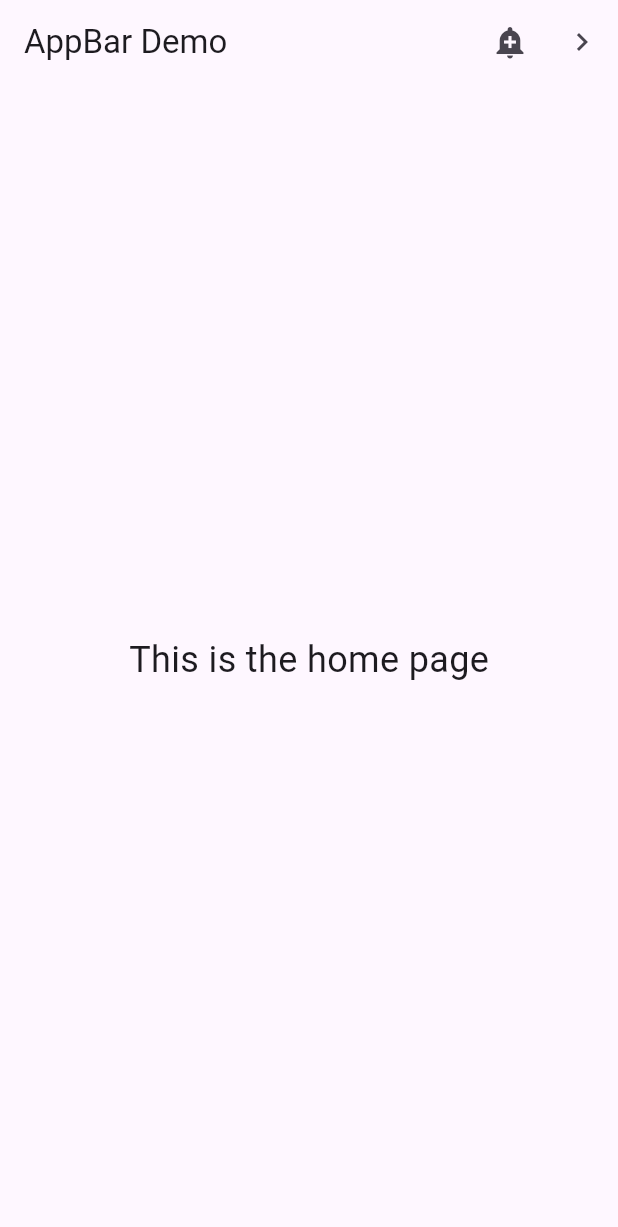
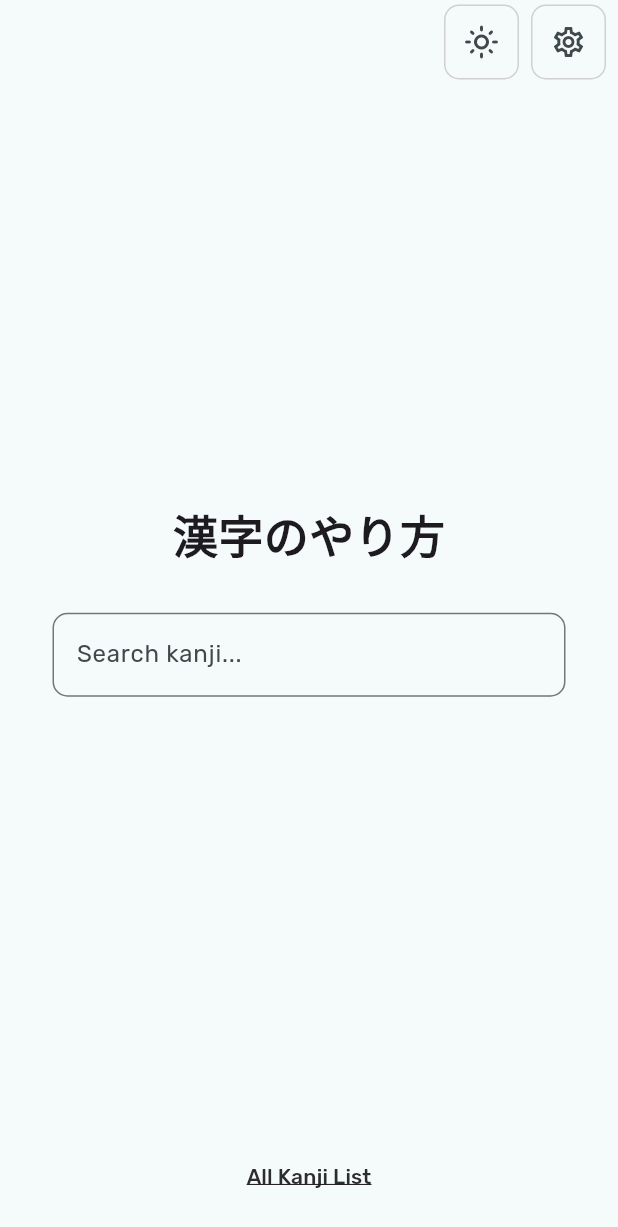
Before and after one commit to hanz-fr/kanji-no-yarikata-mobile, a Flutter app: the screen it shows after launch, on a phone screen of 412 x 824 dp. Shown: the top 1227 px of the screen. Run offline on Flutter 3.47's test engine with Material 3 defaults, Android fonts, the phone set to English and light mode, and no system bars; our stand-ins replace google_fonts.

Commit message:
feat: homepage complete

```diff
--- a/lib/main.dart
+++ b/lib/main.dart
@@ -1,79 +1,30 @@
 import 'package:flutter/material.dart';
+import 'package:google_fonts/google_fonts.dart';
+import 'package:kanji_no_yarikata_mobile/models/settings.dart';
+import 'package:kanji_no_yarikata_mobile/screens/homepage.dart';
+import 'package:provider/provider.dart';
 
-/// Flutter code sample for [AppBar].
+void main() => runApp(
+  ChangeNotifierProvider(
+    create: (context) => SettingsModel(),
+    child: MyApp(),
+  ),
+);
 
-void main() => runApp(const AppBarApp());
-
-class AppBarApp extends StatelessWidget {
-  const AppBarApp({super.key});
+class MyApp extends StatelessWidget {
+  const MyApp({super.key});
 
   @override
   Widget build(BuildContext context) {
-    return const MaterialApp(home: AppBarExample());
-  }
-}
-
-class AppBarExample extends StatelessWidget {
-  const AppBarExample({super.key});
-
-  @override
-  Widget build(BuildContext context) {
-    return Scaffold(
-      appBar: AppBar(
-        title: const Text('AppBar Demo'),
-        actions: <Widget>[
-          IconButton(
-            icon: const Icon(Icons.add_alert),
-            tooltip: 'Show Snackbar',
-            onPressed: () {
-              ScaffoldMessenger.of(
-                context,
-              ).showSnackBar(const SnackBar(content: Text('This is a snackbar')));
-            },
-          ),
-          IconButton(
-            icon: const Icon(Icons.navigate_next),
-            tooltip: 'Go to the next page',
-            onPressed: () {
-              Navigator.push(
-                context,
-                MaterialPageRoute<void>(
-                  builder: (BuildContext context) {
-                    return Scaffold(
-                      appBar: AppBar(title: const Text('Next page')),
-                      body: Column(
-                        children: [
-                          Card(
-                            margin: EdgeInsets.all(10.0),
-                            elevation: 1,
-                            child: Column(
-                              children: <Widget>[
-                                Padding(
-                                  padding: EdgeInsets.all(16.0),
-                                  child: Text("Test"),
-                                ),
-                                Padding(
-                                  padding: EdgeInsets.all(16.0),
-                                  child: Text("Test"),
-                                ),
-                                Padding(
-                                  padding: EdgeInsets.all(16.0),
-                                  child: Text("Test"),
-                                ),
-                              ],
-                            ),
-                          )
-                        ],
-                      ),
-                    );
-                  },
-                ),
-              );
-            },
-          ),
-        ],
+    return MaterialApp(
+      theme: ThemeData(
+        colorScheme: ColorScheme.fromSeed(
+          seedColor: Colors.white70,
+          primary: Color.fromRGBO(45, 45, 45, 1),
+        ),
+        textTheme: GoogleFonts.rubikTextTheme(),
       ),
-      body: const Center(child: Text('This is the home page', style: TextStyle(fontSize: 24))),
+      home: HomepageScreen()
     );
   }
 }
--- /dev/null
+++ b/lib/screens/homepage.dart
@@ -0,0 +1,97 @@
+import 'package:flutter/material.dart';
+import 'package:kanji_no_yarikata_mobile/components/settings_dialog.dart';
+
+import 'all_kanji.dart';
+
+class HomepageScreen extends StatelessWidget {
+  const HomepageScreen({super.key});
+
+  void _navigateToAllKanjiPage(BuildContext context) {
+    Navigator.of(
+      context,
+    ).push(MaterialPageRoute(builder: (ctx) => AllKanjiScreen()));
+  }
+
+  @override
+  Widget build(BuildContext context) {
+    return Scaffold(
+      bottomNavigationBar: BottomAppBar(
+        color: Colors.transparent,
+        elevation: 0,
+        child: Center(
+          child: TextButton(
+            onPressed: () {
+              _navigateToAllKanjiPage(context);
+            },
+            child: Text(
+              "All Kanji List",
+              style: TextStyle(decoration: TextDecoration.underline),
+            ),
+          ),
+        ),
+      ),
+      appBar: AppBar(
+        actions: [
+          Padding(
+            padding: const EdgeInsets.only(right: 8.0),
+            child: Container(
+              decoration: BoxDecoration(
+                border: Border.all(color: Color.fromRGBO(208, 208, 208, 1)),
+                borderRadius: BorderRadius.all(Radius.circular(10)),
+              ),
+              child: IconButton(
+                onPressed: () {},
+                icon: Icon(Icons.light_mode_outlined),
+              ),
+            ),
+          ),
+          Padding(
+            padding: const EdgeInsets.only(right: 8.0),
+            child: Container(
+              decoration: BoxDecoration(
+                border: Border.all(color: Color.fromRGBO(208, 208, 208, 1)),
+                borderRadius: BorderRadius.all(Radius.circular(10)),
+              ),
+              child: IconButton(
+                onPressed: () {
+                  showDialog(
+                    context: context,
+                    builder: (context) {
+                      return SettingsDialog();
+                    },
+                  );
+                },
+                icon: Icon(Icons.settings_outlined),
+              ),
+            ),
+          ),
+        ],
+      ),
+      body: Column(
+        mainAxisAlignment: MainAxisAlignment.center,
+        crossAxisAlignment: CrossAxisAlignment.center,
+        spacing: 30,
+        children: [
+          Text(
+            "漢字のやり方",
+            style: TextStyle(fontSize: 30.0, fontWeight: FontWeight.bold),
+          ),
+          Padding(
+            padding: EdgeInsetsGeometry.symmetric(horizontal: 35.0),
+            child: SizedBox(
+              width: double.infinity,
+              child: TextField(
+                decoration: InputDecoration(
+                  border: OutlineInputBorder(
+                    borderRadius: BorderRadius.all(Radius.circular(10)),
+                  ),
+                  labelText: 'Search kanji...',
+                ),
+              ),
+            ),
+          ),
+        ],
+      ),
+    );
+  }
+}
--- a/pubspec.yaml
+++ b/pubspec.yaml
@@ -9,6 +9,8 @@ environment:
 dependencies:
   flutter:
     sdk: flutter
+  google_fonts: ^6.2.1
+  provider: ^6.1.1
 
 dev_dependencies:
   flutter_test:
```
Also changed, not shown: lib/components/settings_dialog.dart (added, +26 -0 lines), lib/models/settings.dart (added, +14 -0 lines), lib/screens/all_kanji.dart (added, +20 -0 lines), pubspec.lock, 1 other file.
